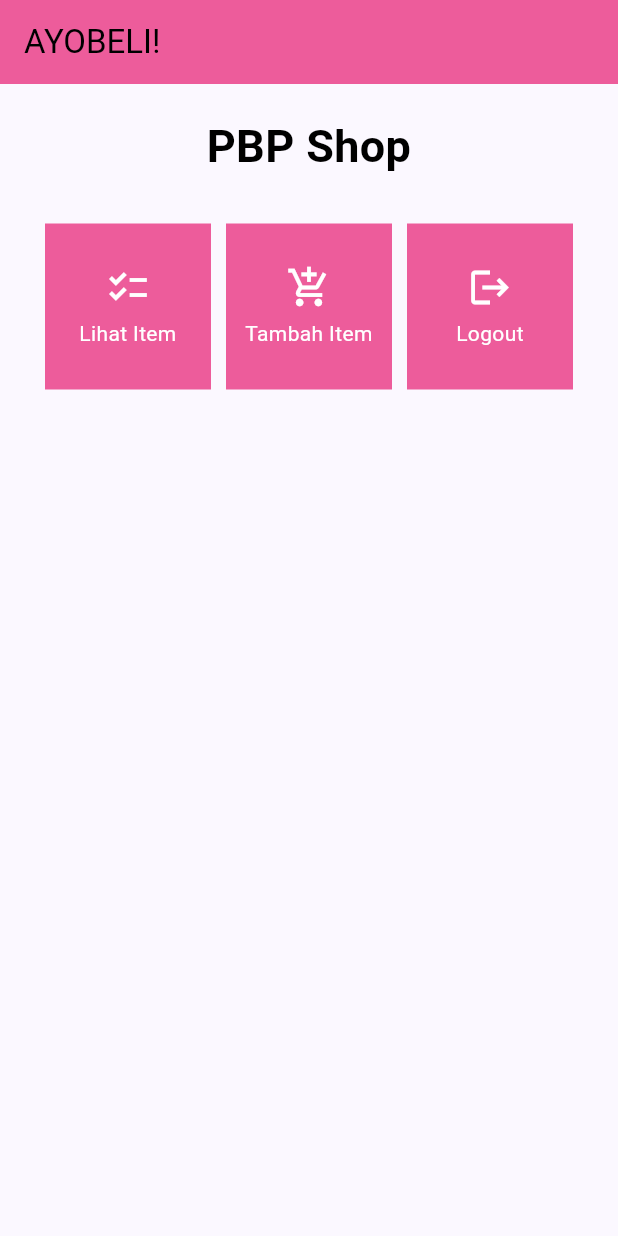
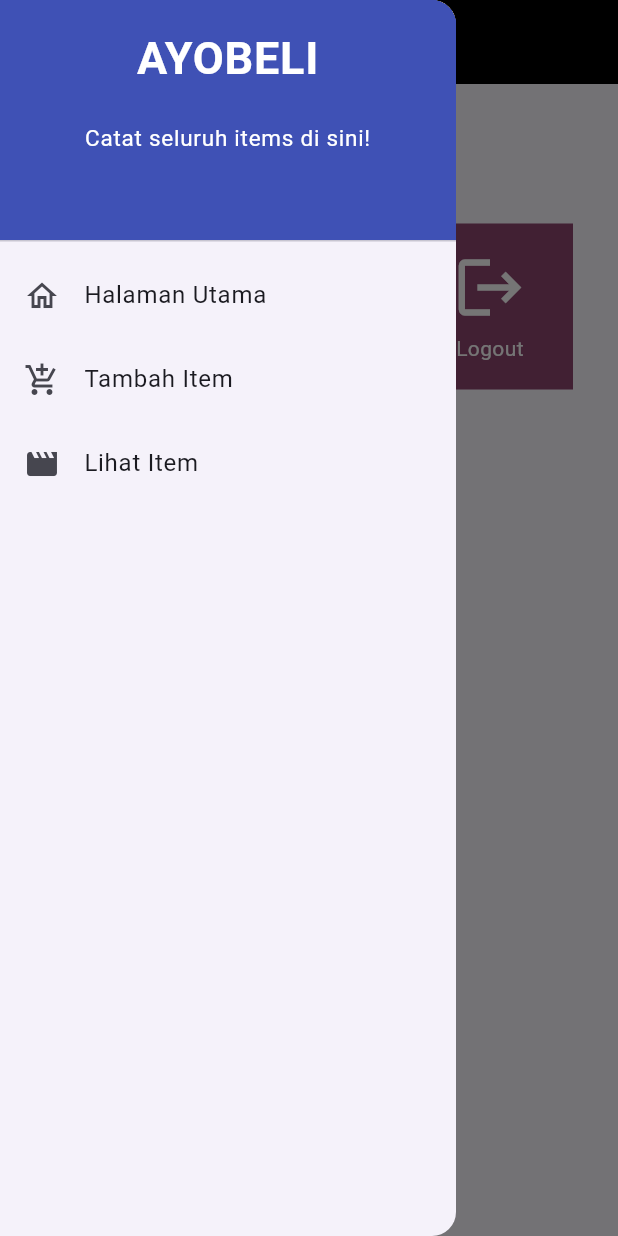
Before and after one commit to RaquelNayyara/ayobeli, a Flutter app: the screen it shows after launch, with the side drawer open (before the commit the screen has no drawer), on a phone screen of 412 x 824 dp. Run offline on Flutter 3.47's test engine with Material 2 defaults, Android fonts, the light colour scheme and no system bars.

Commit message:
tugas 8 done

```diff
--- a/ayobeli/lib/main.dart
+++ b/ayobeli/lib/main.dart
@@ -1,5 +1,5 @@
 import 'package:flutter/material.dart';
-import 'package:ayobeli/menu.dart';
+import 'package:ayobeli/screens/menu.dart';
 
 void main() {
   runApp(const MyApp());
@@ -12,27 +12,12 @@
   @override
   Widget build(BuildContext context) {
     return MaterialApp(
-      title: 'Flutter Demo',
+      title: 'AYOBELI',
       theme: ThemeData(
-        // This is the theme of your application.
-        //
-        // TRY THIS: Try running your application with "flutter run". You'll see
-        // the application has a blue toolbar. Then, without quitting the app,
-        // try changing the seedColor in the colorScheme below to Colors.green
-        // and then invoke "hot reload" (save your changes or press the "hot
-        // reload" button in a Flutter-supported IDE, or press "r" if you used
-        // the command line to start the app).
-        //
-        // Notice that the counter didn't reset back to zero; the application
-        // state is not lost during the reload. To reset the state, use hot
-        // restart instead.
-        //
-        // This works for code too, not just values: Most code changes can be
-        // tested with just a hot reload.
         colorScheme: ColorScheme.fromSeed(seedColor: Colors.indigo),
         useMaterial3: true,
       ),
-      home: const MyHomePage(),
+      home: MyHomePage(),
     );
   }
 }
--- a/ayobeli/lib/menu.dart
+++ /dev/null
@@ -1,108 +0,0 @@
-import 'package:flutter/material.dart';
-
-class MyHomePage extends StatelessWidget {
-  const MyHomePage({Key? key}) : super(key: key);
-
-  @override
-  Widget build(BuildContext context) {
-    return Scaffold(
-      appBar: AppBar(
-        title: const Text(
-          'AYOBELI!',
-          style: TextStyle(
-            color: Colors.black, // Mengubah warna teks menjadi hitam
-          ),
-        ),
-        backgroundColor: const Color(0xFFED5C9B), // Warna pink #ED5C9B
-      ),
-      body: SingleChildScrollView(
-        child: Padding(
-          padding: const EdgeInsets.all(10.0),
-          child: Column(
-            children: <Widget>[
-              const Padding(
-                padding: EdgeInsets.only(top: 10.0, bottom: 10.0),
-                child: Text(
-                  'PBP Shop',
-                  textAlign: TextAlign.center,
-                  style: TextStyle(
-                    fontSize: 30,
-                    fontWeight: FontWeight.bold,
-                    color: Colors.black, // Mengubah warna teks menjadi hitam
-                  ),
-                ),
-              ),
-              GridView.count(
-                primary: true,
-                padding: const EdgeInsets.all(20),
-                crossAxisSpacing: 10,
-                mainAxisSpacing: 10,
-                crossAxisCount: 3,
-                shrinkWrap: true,
-                children: items.map((ShopItem item) {
-                  return ShopCard(item);
-                }).toList(),
-              ),
-            ],
-          ),
-        ),
-      ),
-    );
-  }
-}
-
-class ShopCard extends StatelessWidget {
-  final ShopItem item;
-
-  const ShopCard(this.item, {super.key});
-
-  @override
-  Widget build(BuildContext context) {
-    return Material(
-      color: const Color(0xFFED5C9B), // Warna pink #ED5C9B
-      child: InkWell(
-        onTap: () {
-          ScaffoldMessenger.of(context)
-            ..hideCurrentSnackBar()
-            ..showSnackBar(SnackBar(
-              content: Text("Kamu telah menekan tombol ${item.name}!"),
-            ));
-        },
-        child: Container(
-          padding: const EdgeInsets.all(8),
-          child: Center(
-            child: Column(
-              mainAxisAlignment: MainAxisAlignment.center,
-              children: [
-                Icon(
-                  item.icon,
-                  color: Colors.white,
-                  size: 30.0,
-                ),
-                const Padding(padding: EdgeInsets.all(3)),
-                Text(
-                  item.name,
-                  textAlign: TextAlign.center,
-                  style: const TextStyle(color: Colors.white),
-                ),
-              ],
-            ),
-          ),
-        ),
-      ),
-    );
-  }
-}
-
-class ShopItem {
-  final String name;
-  final IconData icon;
-
-  ShopItem(this.name, this.icon);
-}
-
-final List<ShopItem> items = [
-  ShopItem("Lihat Item", Icons.checklist),
-  ShopItem("Tambah Item", Icons.add_shopping_cart),
-  ShopItem("Logout", Icons.logout),
-];
--- /dev/null
+++ b/ayobeli/lib/models/models.dart
@@ -0,0 +1,7 @@
+class Item {
+  final String name;
+  final int price;
+  final String description;
+
+  Item({required this.name, required this.price, required this.description});
+}
--- /dev/null
+++ b/ayobeli/lib/screens/menu.dart
@@ -0,0 +1,61 @@
+import 'package:ayobeli/widgets/shop_cart.dart';
+import 'package:flutter/material.dart';
+import 'package:ayobeli/widgets/left_drawer.dart';
+
+class MyHomePage extends StatelessWidget {
+    MyHomePage({Key? key}) : super(key: key);
+    final List<ShopItem> items = [
+    ShopItem("Lihat Item", Icons.checklist, Color.fromARGB(255, 66, 1, 44)),
+    ShopItem("Tambah Item", Icons.add_shopping_cart, Color.fromARGB(255, 147, 60, 118)),
+    ShopItem("Logout", Icons.logout, Color.fromARGB(255, 141, 69, 112)),
+];
+
+    @override
+    Widget build(BuildContext context) {
+        return Scaffold(
+      appBar: AppBar(
+        title: const Text(
+          'AYOBELI',
+        ),
+        backgroundColor: Colors.black,
+        foregroundColor: Colors.white,
+      ),
+       // Masukkan drawer sebagai parameter nilai drawer dari widget Scaffold
+      drawer: const LeftDrawer(),
+      body: SingleChildScrollView(
+        // Widget wrapper yang dapat discroll
+        child: Padding(
+          padding: const EdgeInsets.all(10.0), // Set padding dari halaman
+          child: Column(
+            // Widget untuk menampilkan children secara vertikal
+            children: <Widget>[
+              const Padding(
+                padding: EdgeInsets.only(top: 10.0, bottom: 10.0),
+                // Widget Text untuk menampilkan tulisan dengan alignment center dan style yang sesuai
+                child: Text(
+                  'WELCOME', // Text yang menandakan toko
+                  textAlign: TextAlign.center,
+                  style: TextStyle(
+                    fontSize: 30,
+                    fontWeight: FontWeight.bold,
+                  ),
+                ),
+              ),
+              GridView.count(
+                primary: true,
+                padding: const EdgeInsets.all(20),
+                crossAxisSpacing: 10,
+                mainAxisSpacing: 10,
+                crossAxisCount: 3,
+                shrinkWrap: true,
+                children: items.map((ShopItem item) {
+                  return ShopCard(item);
+                }).toList(),
+              ),
+            ],
+          ),
+        ),
+      ),
+    );
+    }
+}
--- /dev/null
+++ b/ayobeli/lib/screens/showlist.dart
@@ -0,0 +1,29 @@
+import 'package:flutter/material.dart';
+import 'package:ayobeli/models/models.dart';
+
+class ProductListPage extends StatelessWidget {
+  final List<Item> items;
+
+  ProductListPage({Key? key, required this.items}) : super(key: key);
+
+  @override
+  Widget build(BuildContext context) {
+    return Scaffold(
+      appBar: AppBar(
+        title: Text('Daftar Items'),
+      ),
+      body: ListView.builder(
+        itemCount: items.length,
+        itemBuilder: (context, index) {
+          return Card(
+            child: ListTile(
+              title: Text(items[index].name),
+              subtitle: Text(
+                  'Harga: ${items[index].price}\nDeskripsi: ${items[index].description}'),
+            ),
+          );
+        },
+      ),
+    );
+  }
+}
--- /dev/null
+++ b/ayobeli/lib/widgets/left_drawer.dart
@@ -0,0 +1,82 @@
+import 'package:flutter/material.dart';
+import 'package:ayobeli/screens/menu.dart';
+import 'package:ayobeli/screens/shoplist_form.dart';
+import 'package:ayobeli/screens/showlist.dart';
+
+class LeftDrawer extends StatelessWidget {
+  const LeftDrawer({super.key});
+
+  @override
+  Widget build(BuildContext context) {
+    return Drawer(
+      child: ListView(
+        children: [
+          const DrawerHeader(
+            decoration: BoxDecoration(
+              color: Colors.indigo,
+            ),
+            child: Column(
+              children: [
+                Text(
+                  'AYOBELI',
+                  textAlign: TextAlign.center,
+                  style: TextStyle(
+                    fontSize: 30,
+                    fontWeight: FontWeight.bold,
+                    color: Colors.white,
+                  ),
+                ),
+                Padding(padding: EdgeInsets.all(10)),
+                Text("Catat seluruh items di sini!",
+                  textAlign: TextAlign.center,
+                  style: TextStyle(
+                    fontSize: 15,
+                    color: Colors.white,
+                    fontWeight: FontWeight.normal,
+                  ),
+                ),
+              ],
+            ),
+          ),
+          ListTile(
+            leading: const Icon(Icons.home_outlined),
+            title: const Text('Halaman Utama'),
+            // Bagian redirection ke MyHomePage
+            onTap: () {
+              Navigator.pushReplacement(
+                  context,
+                  MaterialPageRoute(
+                    builder: (context) => MyHomePage(),
+                  ));
+            },
+          ),
+          ListTile(
+            leading: const Icon(Icons.add_shopping_cart),
+            title: const Text('Tambah Item'),
+            // Bagian redirection ke ShopFormPage
+            onTap: () {
+              Navigator.pop(context);
+              Navigator.push(
+                context,
+                MaterialPageRoute(
+                  builder: (context) => const ShopFormPage(),
+                ));
+            },
+          ),
+          ListTile(
+            leading: const Icon(Icons.movie),
+            title: const Text('Lihat Item'),
+            onTap: () {
+              Navigator.push(
+                context,
+                MaterialPageRoute(
+                    builder: (context) =>
+                        ProductListPage(items: itemList)),
+              );
+            },
+          ),
+        ],
+      ),
+    );
+  }
+}
--- /dev/null
+++ b/ayobeli/lib/widgets/shop_cart.dart
@@ -0,0 +1,67 @@
+import 'package:flutter/material.dart';
+// ignore: unused_import
+import 'package:ayobeli/screens/menu.dart';
+import 'package:ayobeli/screens/shoplist_form.dart';
+import 'package:ayobeli/screens/showlist.dart';
+
+class ShopItem {
+  final String name;
+  final IconData icon;
+  final Color color;
+
+  ShopItem(this.name, this.icon, this.color);
+}
+
+class ShopCard extends StatelessWidget {
+  final ShopItem item;
+
+  const ShopCard(this.item, {super.key});
+
+  @override
+  Widget build(BuildContext context) {
+    return Material(
+      color: item.color, // Menggunakan warna yang telah ditentukan
+      child: InkWell(
+        onTap: () {
+          ScaffoldMessenger.of(context)
+            ..hideCurrentSnackBar()
+            ..showSnackBar(SnackBar(
+                content: Text("Kamu telah menekan tombol ${item.name}!")));
+
+            if (item.name == "Tambah Item") {
+              Navigator.push(context,
+                  MaterialPageRoute(builder: (context) => const ShopFormPage()));
+            }
+                      if (item.name == "Lihat Item") {
+            Navigator.push(
+              context,
+              MaterialPageRoute(
+                  builder: (context) => ProductListPage(items: itemList)),
+            );
+          }
+        },
+        child: Container(
+          padding: const EdgeInsets.all(8),
+          child: Center(
+            child: Column(
+              mainAxisAlignment: MainAxisAlignment.center,
+              children: [
+                Icon(
+                  item.icon,
+                  color: Colors.white,
+                  size: 50.0,
+                ),
+                const Padding(padding: EdgeInsets.all(3)),
+                Text(
+                  item.name,
+                  textAlign: TextAlign.center,
+                  style: const TextStyle(color: Colors.white),
+                ),
+              ],
+            ),
+          ),
+        ),
+      ),
+    );
+  }
+}
```
Also changed, not shown: ayobeli/lib/screens/shoplist_form.dart (added, +172 -0 lines), 1 other file.
